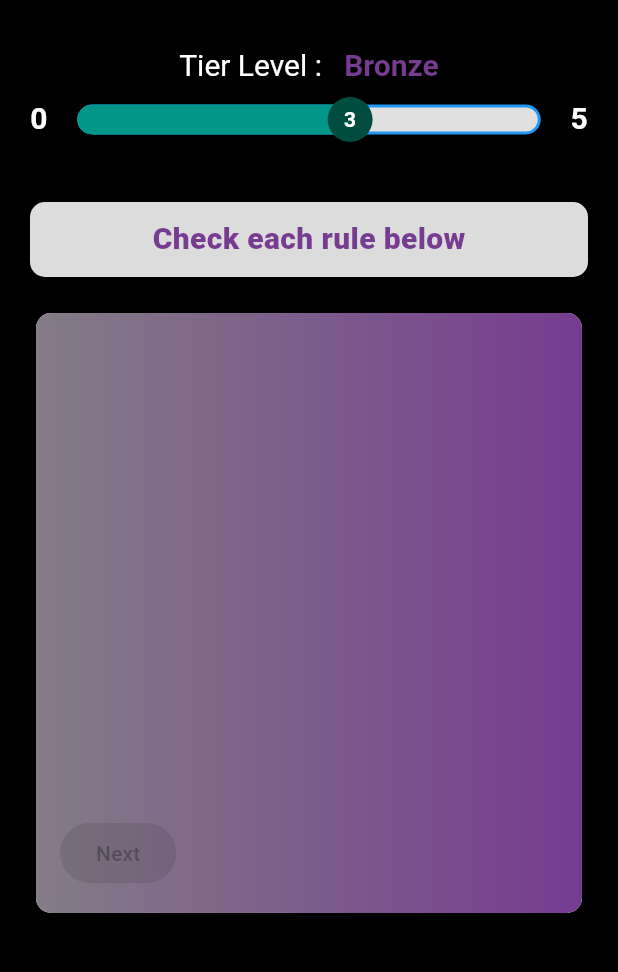
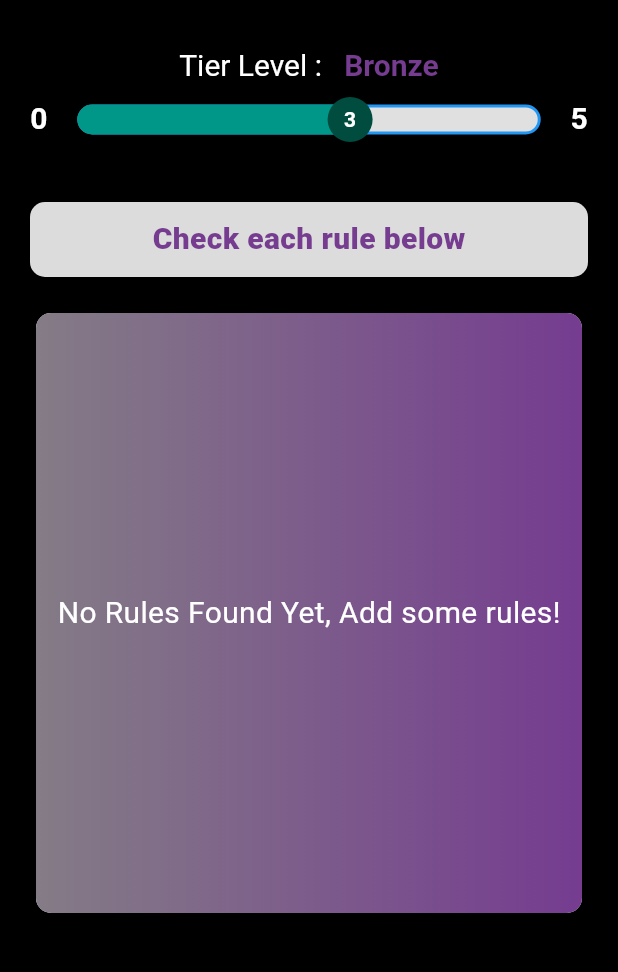
Before and after one commit to usamashoaib786/task_trader, a Flutter app: the HomeScreen screen opened directly, on a phone screen of 412 x 824 dp, the part 95-1067 px from its top. Run offline on Flutter 3.47's test engine with Material 3 defaults, Android fonts, the phone set to English and light mode, and no system bars; our stand-ins replace cloud_firestore, curved_navigation_bar, firebase_auth, firebase_core, fluttertoast; accounts and stored records are empty.

```diff
--- a/lib/Services/auth_service.dart
+++ b/lib/Services/auth_service.dart
@@ -49,9 +49,12 @@ class AuthService {
       if (e.code == 'email-already-in-use') {
         showToast("An account already exists with this email, Try Login!");
       } else {
+        if (!context.mounted) return;
         _handleAuthError(e, context);
       }
     } catch (e) {
+      showToast("Un-Known Error Occured");
+      Navigator.of(context).pop();
       isLoading.value = false; // Ensure loading state is reset on unknown error
     }
   }
@@ -68,6 +71,7 @@ class AuthService {
       );
 
       Future.delayed(const Duration(seconds: 1), () {
+        if (!context.mounted) return;
         Navigator.pushAndRemoveUntil(
           context,
           MaterialPageRoute(builder: (context) => const BottomNavView()),
@@ -75,6 +79,8 @@ class AuthService {
         );
       });
     } on FirebaseAuthException catch (e) {
+      Navigator.of(context).pop();
+      if (!context.mounted) return;
       _handleAuthError(e, context);
     }
   }
--- a/lib/Views/add_rule.dart
+++ b/lib/Views/add_rule.dart
@@ -70,7 +70,7 @@ class _AddNewRuleState extends State<AddNewRule> {
                             await RulesService().addNewRules(value.text);
 
                             _newRule.clear();
-                            if (!mounted) return;
+                            if (!context.mounted) return;
                             Navigator.pop(context);
 
                             showDialog(
--- a/lib/Views/home_screen.dart
+++ b/lib/Views/home_screen.dart
@@ -92,7 +92,7 @@ class _HomeScreenState extends State<HomeScreen> {
                               AppTheme.appColor
                             ]),
                             borderRadius: BorderRadius.circular(10)),
-                        child: Rules()),
+                        child:  Rules()),
                   ),
                 )
               ],
--- a/lib/Views/profile.dart
+++ b/lib/Views/profile.dart
@@ -154,6 +154,7 @@ class _ProfileState extends State<Profile> {
                         number: phoneNumber.text,
                         context: context,
                       );
+                      if (!context.mounted) return;
                       Navigator.of(context).pop();
                       setState(() {
                         _isEditing = false;
@@ -161,6 +162,7 @@ class _ProfileState extends State<Profile> {
 
                       AuthService().showToast("Profile updated successfully!");
                     } catch (e) {
+                      Navigator.of(context).pop();
                       AuthService().showToast("Error: $e");
                     }
                   },
@@ -177,6 +179,7 @@ class _ProfileState extends State<Profile> {
                   );
 
                   await AuthService().signOutUser();
+                  if (!context.mounted) return;
                   Navigator.of(context).pop();
                   Navigator.pushReplacement(
                     context,
--- a/lib/Views/rules.dart
+++ b/lib/Views/rules.dart
@@ -1,4 +1,5 @@
 import 'package:flutter/material.dart';
+import 'package:task_trader/Resources/app_text.dart';
 import 'package:task_trader/Services/rule_service.dart';
 import 'package:task_trader/Views/home_screen.dart';
 
@@ -61,7 +62,15 @@ class _RulesState extends State<Rules> {
 
   @override
   Widget build(BuildContext context) {
-    return Column(
+    return rulesText.length == 0
+        ? Center(
+            child: AppText.appText(
+            "No Rules Found Yet, Add some rules!",
+            textColor: Colors.white,
+            fontSize: 20,
+            fontWeight: FontWeight.w400,
+          ))
+        : Column(
             children: [
               Expanded(
                 child: PageView.builder(
@@ -90,8 +99,9 @@ class _RulesState extends State<Rules> {
                           ),
                         ),
                         CheckboxListTile(
-                    value:
-                        (index < _isChecked.length) ? _isChecked[index] : false,
+                          value: (index < _isChecked.length)
+                              ? _isChecked[index]
+                              : false,
                           onChanged: (value) {
                             if (index < _isChecked.length) {
                               setState(() {
```
Also changed, not shown: lib/Views/login.dart (+9 -7 lines), lib/Views/signup.dart (+8 -8 lines). Lines whose indentation alone changed are shown as unchanged.
